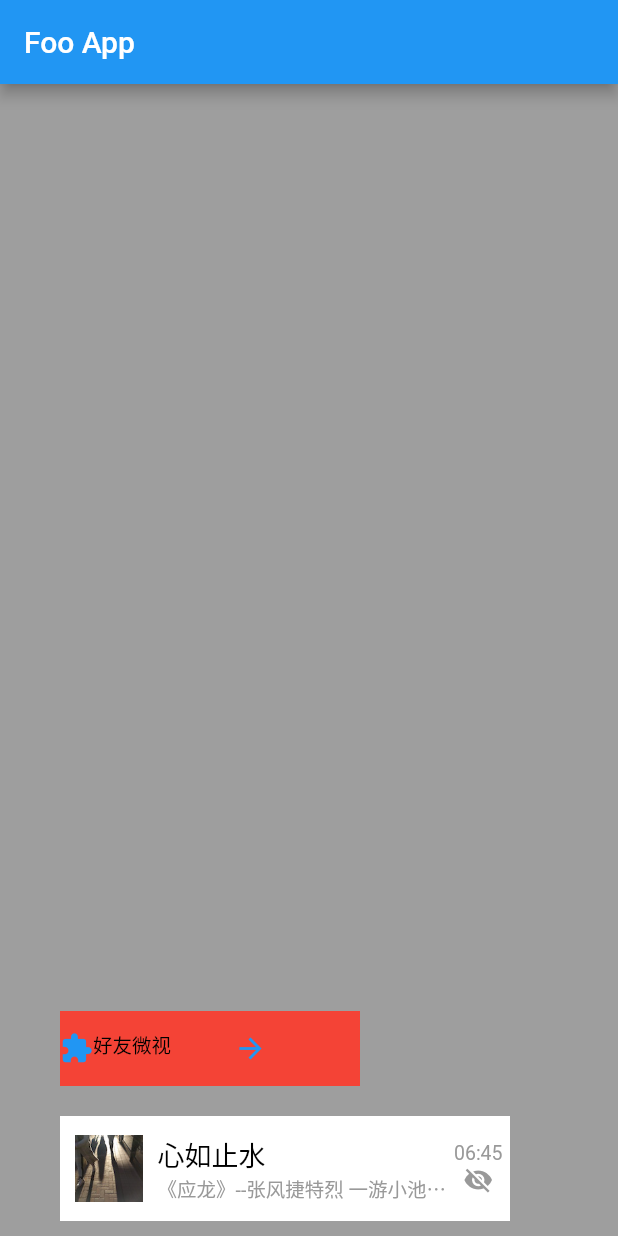
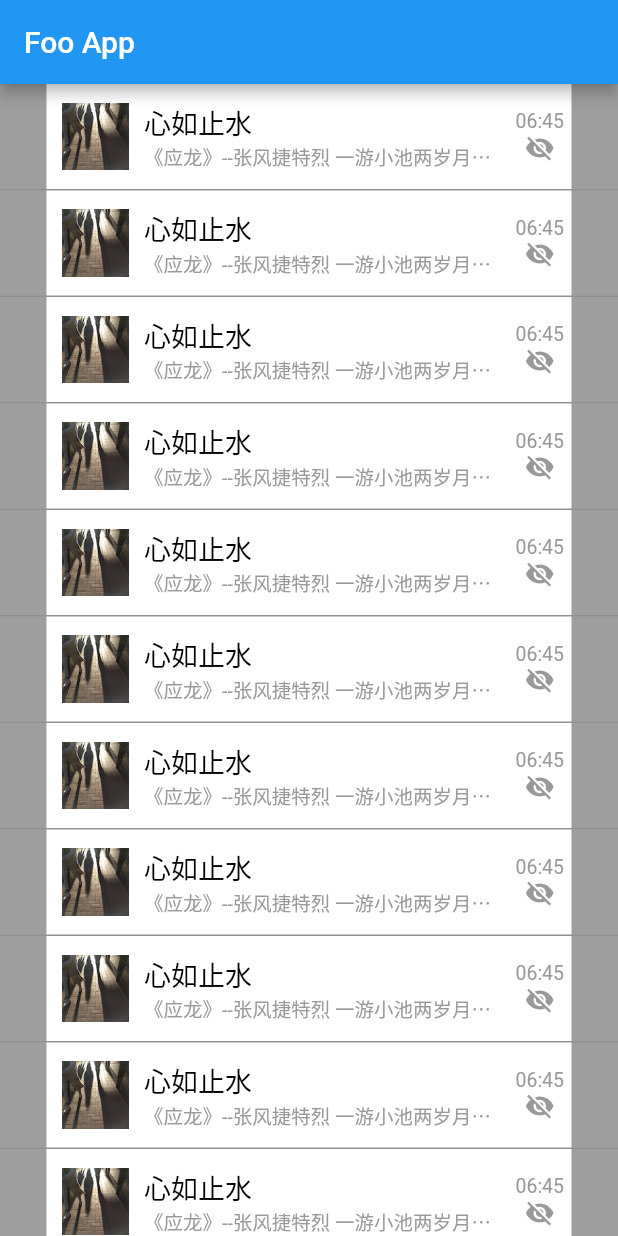
Before and after one commit to kylescf2/FlutterLearning, a Flutter app: the screen it shows after launch, on a phone screen of 412 x 824 dp. Run offline on Flutter 3.47's test engine with Material 2 defaults, Android fonts, the phone set to English and light mode, and no system bars.

```diff
--- a/flutter_app/lib/home_page.dart
+++ b/flutter_app/lib/home_page.dart
@@ -27,7 +27,7 @@ class HomePageState extends State<HomePage> {
   Widget _getBody() {
     return Container(
       decoration: BoxDecoration(color: Colors.grey),
-      child: _buildContent()
+      child: _buildTestCase()
     );
   }
 
@@ -142,11 +142,21 @@ Widget _buildTestCase() {
 
 //包裹一下，收工
   var test2 = Container(
-      width: 300,
+      width: 350,
       height: 70,
       color: Colors.white,
       padding: EdgeInsets.all(5),
       child: rowLine2);
 
-  return test2;
+  var testListView = ListView.builder(
+    itemCount: 30,
+    itemBuilder: (BuildContext context, int index) {
+      return
+        Column(children: <Widget>[test2, Divider(height:1)]);
+    },
+  );
+
+  return testListView;
 }
+
+//条目2
```
